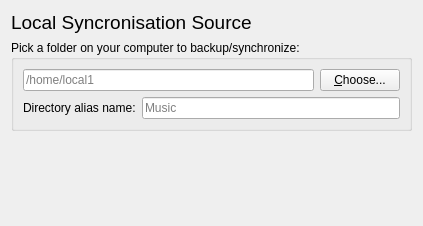
Old version of the form src/mirall/folderwizardsourcepage.ui in the repository nextcloud/desktop.
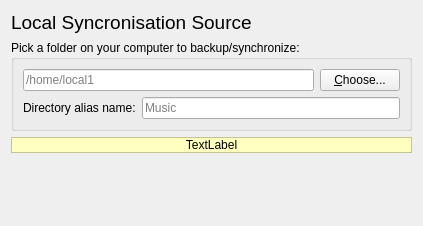
New version of the form.

Commit message: Show a warning text in folder wizard

```diff
--- a/src/mirall/folderwizardsourcepage.ui
+++ b/src/mirall/folderwizardsourcepage.ui
@@ -72,6 +72,92 @@
     </widget>
    </item>
    <item row="2" column="0">
+    <widget class="QLabel" name="warnLabel">
+     <property name="palette">
+      <palette>
+       <active>
+        <colorrole role="Base">
+         <brush brushstyle="SolidPattern">
+          <color alpha="255">
+           <red>255</red>
+           <green>255</green>
+           <blue>255</blue>
+          </color>
+         </brush>
+        </colorrole>
+        <colorrole role="Window">
+         <brush brushstyle="SolidPattern">
+          <color alpha="255">
+           <red>255</red>
+           <green>255</green>
+           <blue>192</blue>
+          </color>
+         </brush>
+        </colorrole>
+       </active>
+       <inactive>
+        <colorrole role="Base">
+         <brush brushstyle="SolidPattern">
+          <color alpha="255">
+           <red>255</red>
+           <green>255</green>
+           <blue>255</blue>
+          </color>
+         </brush>
+        </colorrole>
+        <colorrole role="Window">
+         <brush brushstyle="SolidPattern">
+          <color alpha="255">
+           <red>255</red>
+           <green>255</green>
+           <blue>192</blue>
+          </color>
+         </brush>
+        </colorrole>
+       </inactive>
+       <disabled>
+        <colorrole role="Base">
+         <brush brushstyle="SolidPattern">
+          <color alpha="255">
+           <red>255</red>
+           <green>255</green>
+           <blue>192</blue>
+          </color>
+         </brush>
+        </colorrole>
+        <colorrole role="Window">
+         <brush brushstyle="SolidPattern">
+          <color alpha="255">
+           <red>255</red>
+           <green>255</green>
+           <blue>192</blue>
+          </color>
+         </brush>
+        </colorrole>
+       </disabled>
+      </palette>
+     </property>
+     <property name="autoFillBackground">
+      <bool>true</bool>
+     </property>
+     <property name="frameShape">
+      <enum>QFrame::StyledPanel</enum>
+     </property>
+     <property name="text">
+      <string>TextLabel</string>
+     </property>
+     <property name="textFormat">
+      <enum>Qt::AutoText</enum>
+     </property>
+     <property name="alignment">
+      <set>Qt::AlignCenter</set>
+     </property>
+     <property name="margin">
+      <number>3</number>
+     </property>
+    </widget>
+   </item>
+   <item row="3" column="0">
     <spacer name="verticalSpacer">
      <property name="orientation">
       <enum>Qt::Vertical</enum>
```
The commit also changes 1 other file.
